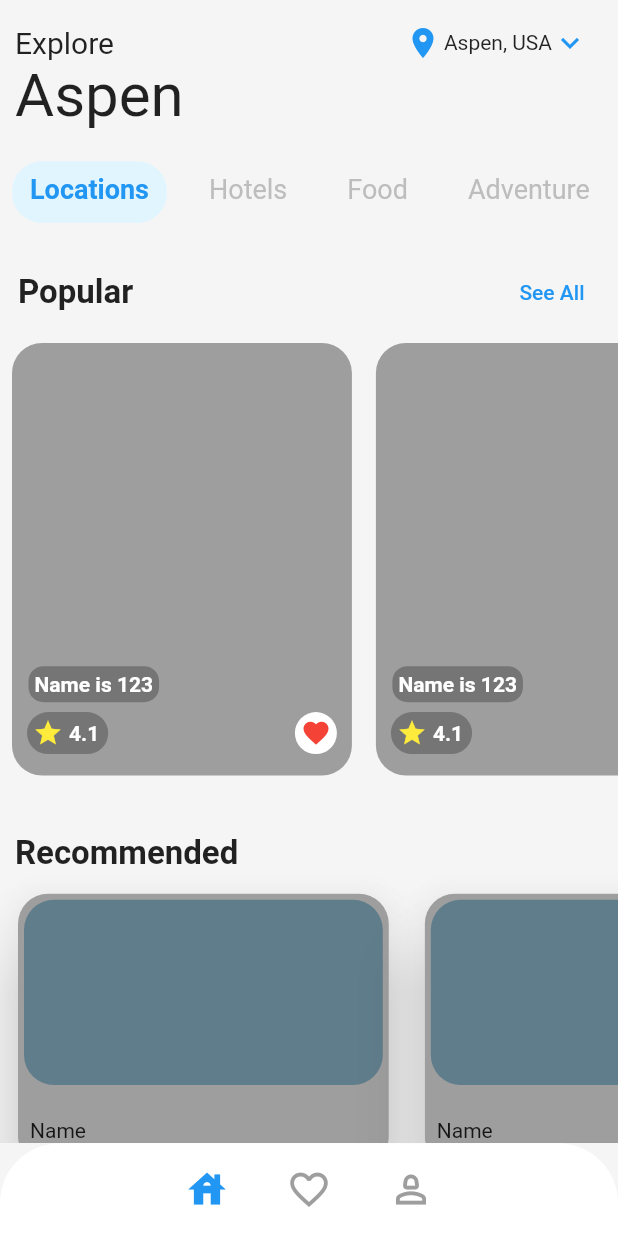
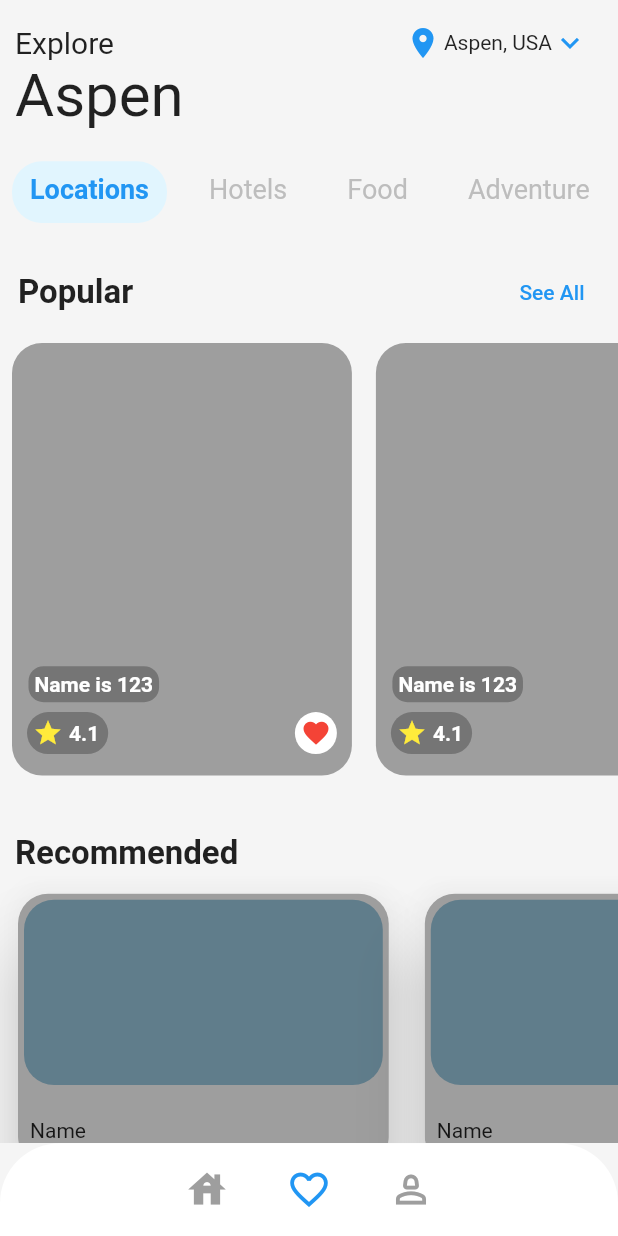
Before and after one commit to Pratham-1604/Pravaas-Mitra-Here-230395, a Flutter app: the screen it shows after launch, after a tap on the "favorite outline" icon, on a phone screen of 412 x 824 dp. Run offline on Flutter 3.47's test engine with Material 2 defaults, Android fonts, the phone set to English and light mode, and no system bars.

Commit message:
restructuring + made bottom nav bar functional

```diff
--- /dev/null
+++ b/lib/features/city_information/city_information_page.dart
@@ -0,0 +1,29 @@
+import 'package:flutter/material.dart';
+
+import 'widgets/filters/filter_widget.dart';
+import 'widgets/popular_destinations/popular_destinations_widget.dart';
+import 'widgets/recommend/recommend_tour_widget.dart';
+
+class CityInformationMainPage extends StatelessWidget {
+  const CityInformationMainPage({super.key});
+
+  @override
+  Widget build(BuildContext context) {
+    final size = MediaQuery.of(context).size;
+    return Expanded(
+      child: SingleChildScrollView(
+        scrollDirection: Axis.vertical,
+        child: Column(
+          children: [
+            const SizedBox(height: 20),
+            FiltersWidget(size: size),
+            const SizedBox(height: 20),
+            PopularDestinationWidget(size: size),
+            const SizedBox(height: 20),
+            RecommendTourWidget(size: size),
+          ],
+        ),
+      ),
+    );
+  }
+}
--- a/lib/features/home page/widgets/popular_destinations/popular_destination_item_widget.dart
+++ b/lib/features/city_information/widgets/popular_destinations/popular_destination_item_widget.dart
@@ -1,5 +1,5 @@
 import 'package:flutter/material.dart';
-import 'package:here/features/historical%20information/page.dart';
+import 'package:here/features/historical_information/page.dart';
 
 class PopularDestinationItemWidget extends StatelessWidget {
   const PopularDestinationItemWidget({
--- a/lib/features/historical information/page.dart
+++ b/lib/features/historical_information/page.dart
@@ -1,6 +1,6 @@
 // ignore_for_file: prefer_const_constructors, prefer_const_literals_to_create_immutables
 import 'package:flutter/material.dart';
-import 'package:here/features/historical%20information/widgets/read_more.dart';
+import 'package:here/features/historical_information/widgets/read_more.dart';
 
 import 'widgets/image_widget.dart';
 
--- a/lib/features/home page/main_page.dart
+++ /dev/null
@@ -1,105 +0,0 @@
-import 'package:flutter/material.dart';
-
-import 'widgets/app_bar_widget.dart';
-import 'widgets/filters/filter_widget.dart';
-import 'widgets/popular_destinations/popular_destinations_widget.dart';
-import 'widgets/recommend/recommend_tour_widget.dart';
-
-class HomePage extends StatefulWidget {
-  const HomePage({super.key});
-
-  @override
-  State<HomePage> createState() => _HomePageState();
-}
-
-class _HomePageState extends State<HomePage> {
-  @override
-  Widget build(BuildContext context) {
-    final size = MediaQuery.of(context).size;
-    return SafeArea(
-      child: Scaffold(
-        backgroundColor: Colors.grey[100],
-        body: Column(
-          crossAxisAlignment: CrossAxisAlignment.start,
-          children: [
-            SizedBox(
-              width: size.width,
-              height: size.width * 0.04,
-            ),
-            const AppBarWidget(),
-            Expanded(
-              child: SingleChildScrollView(
-                scrollDirection: Axis.vertical,
-                child: Column(
-                  children: [
-                    const SizedBox(height: 20),
-                    FiltersWidget(size: size),
-                    const SizedBox(height: 20),
-                    PopularDestinationWidget(size: size),
-                    const SizedBox(height: 20),
-                    RecommendTourWidget(size: size),
-                  ],
-                ),
-              ),
-            ),
-            BottomNavBar(size: size),
-          ],
-        ),
-      ),
-    );
-  }
-}
-
-class BottomNavBar extends StatelessWidget {
-  const BottomNavBar({
-    Key? key,
-    required this.size,
-  }) : super(key: key);
-
-  final Size size;
-
-  @override
-  Widget build(BuildContext context) {
-    return Container(
-      height: size.height * 0.075,
-      decoration: const BoxDecoration(
-        color: Colors.white,
-        borderRadius: BorderRadius.vertical(
-          top: Radius.circular(40),
-        ),
-      ),
-      clipBehavior: Clip.antiAliasWithSaveLayer, // Add this line
-      child: Row(
-        mainAxisAlignment: MainAxisAlignment.center,
-        children: [
-          IconButton(
-            onPressed: () {},
-            icon: const Icon(
-              Icons.house,
-              size: 30,
-              color: Colors.blue,
-            ),
-          ),
-          const SizedBox(width: 20),
-          IconButton(
-            onPressed: () {},
-            icon: const Icon(
-              Icons.favorite_border_sharp,
-              size: 30,
-              color: Colors.grey,
-            ),
-          ),
-          const SizedBox(width: 20),
-          IconButton(
-            onPressed: () {},
-            icon: const Icon(
-              Icons.person_2_outlined,
-              size: 30,
-              color: Colors.grey,
-            ),
-          ),
-        ],
-      ),
-    );
-  }
-}
--- /dev/null
+++ b/lib/features/home_page/main_page.dart
@@ -0,0 +1,56 @@
+import 'package:flutter/material.dart';
+import 'package:here/features/city_information/city_information_page.dart';
+import 'widgets/app_bar_widget.dart';
+import 'widgets/bottom_nav_bar.dart';
+
+class HomePage extends StatefulWidget {
+  const HomePage({Key? key}) : super(key: key);
+
+  @override
+  State<HomePage> createState() => _HomePageState();
+}
+
+class _HomePageState extends State<HomePage> {
+  int _currentIndex = 0;
+
+  List<Widget> pages = const [
+    CityInformationMainPage(),
+    CityInformationMainPage(),
+    CityInformationMainPage(),
+  ];
+
+
+  Widget _buildPage(int index) {
+    return pages[index];
+  }
+
+  @override
+  Widget build(BuildContext context) {
+    final size = MediaQuery.of(context).size;
+    return SafeArea(
+      child: Scaffold(
+        backgroundColor: Colors.grey[100],
+        body: Column(
+          crossAxisAlignment: CrossAxisAlignment.start,
+          children: [
+            SizedBox(
+              width: size.width,
+              height: size.width * 0.04,
+            ),
+            const AppBarWidget(),
+            _buildPage(_currentIndex),
+            BottomNavBar(
+              size: size,
+              currentIndex: _currentIndex,
+              onTap: (index) {
+                setState(() {
+                  _currentIndex = index;
+                });
+              },
+            ),
+          ],
+        ),
+      ),
+    );
+  }
+}
--- /dev/null
+++ b/lib/features/home_page/widgets/bottom_nav_bar.dart
@@ -0,0 +1,59 @@
+import 'package:flutter/material.dart';
+
+class BottomNavBar extends StatelessWidget {
+  const BottomNavBar({
+    Key? key,
+    required this.size,
+    required this.currentIndex,
+    required this.onTap,
+  }) : super(key: key);
+
+  final Size size;
+  final int currentIndex;
+  final Function(int) onTap;
+
+  @override
+  Widget build(BuildContext context) {
+    return Container(
+      height: size.height * 0.075,
+      decoration: const BoxDecoration(
+        color: Colors.white,
+        borderRadius: BorderRadius.vertical(
+          top: Radius.circular(40),
+        ),
+      ),
+      clipBehavior: Clip.antiAliasWithSaveLayer,
+      child: Row(
+        mainAxisAlignment: MainAxisAlignment.center,
+        children: [
+          IconButton(
+            onPressed: () => onTap(0),
+            icon: Icon(
+              Icons.house,
+              size: 30,
+              color: currentIndex == 0 ? Colors.blue : Colors.grey,
+            ),
+          ),
+          const SizedBox(width: 20),
+          IconButton(
+            onPressed: () => onTap(1),
+            icon: Icon(
+              Icons.favorite_border_sharp,
+              size: 30,
+              color: currentIndex == 1 ? Colors.blue : Colors.grey,
+            ),
+          ),
+          const SizedBox(width: 20),
+          IconButton(
+            onPressed: () => onTap(2),
+            icon: Icon(
+              Icons.person_2_outlined,
+              size: 30,
+              color: currentIndex == 2 ? Colors.blue : Colors.grey,
+            ),
+          ),
+        ],
+      ),
+    );
+  }
+}
--- a/lib/main.dart
+++ b/lib/main.dart
@@ -1,5 +1,5 @@
 import 'package:flutter/material.dart';
-import 'features/home%20page/main_page.dart';
+import 'features/home_page/main_page.dart';
 
 void main() {
   runApp(const MyApp());
```
Also changed, not shown: lib/features/city_information/widgets/filters/filter_widget.dart (renamed from lib/features/home page/widgets/filters/filter_widget.dart), lib/features/city_information/widgets/filters/filters_widget_item.dart (renamed from lib/features/home page/widgets/filters/filters_widget_item.dart), lib/features/city_information/widgets/popular_destinations/popular_destinations_widget.dart (renamed from lib/features/home page/widgets/popular_destinations/popular_destinations_widget.dart), lib/features/city_information/widgets/popular_destinations/popular_detination_items.dart (renamed from lib/features/home page/widgets/popular_destinations/popular_detination_items.dart), lib/features/city_information/widgets/recommend/recommend_tour_items.dart (renamed from lib/features/home page/widgets/recommend/recommend_tour_items.dart), lib/features/city_information/widgets/recommend/recommend_tour_items_widget.dart (renamed from lib/features/home page/widgets/recommend/recommend_tour_items_widget.dart), lib/features/city_information/widgets/recommend/recommend_tour_widget.dart (renamed from lib/features/home page/widgets/recommend/recommend_tour_widget.dart), lib/features/historical_information/widgets/image_widget.dart (renamed from lib/features/historical information/widgets/image_widget.dart), lib/features/historical_information/widgets/read_more.dart (renamed from lib/features/historical information/widgets/read_more.dart), lib/features/home_page/widgets/app_bar_widget.dart (renamed from lib/features/home page/widgets/app_bar_widget.dart).
